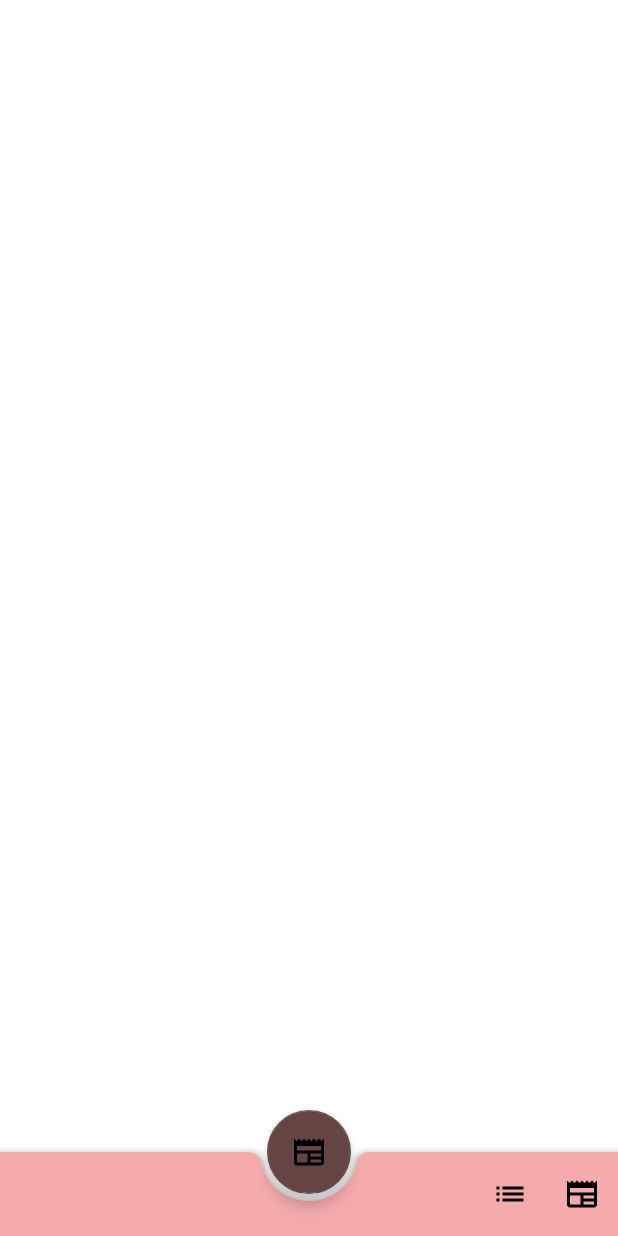
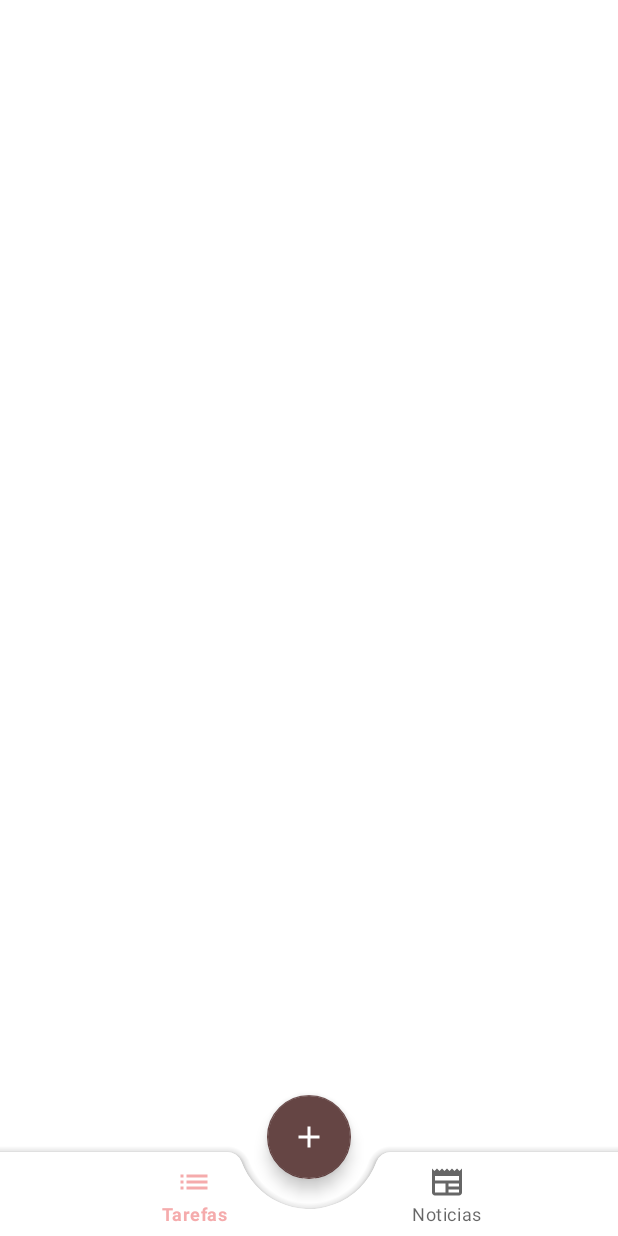
Before and after one commit to Ediberto/.TaskBeats, an Android app: the layout activity_main.xml on its own in the app's theme, with its tools: preview values and no code run, on a phone screen of 412 x 824 dp. Run offline under Robolectric (Android 15) with nearby library versions, the phone set to English and light mode, and no system bars.

Commit message:
App Buttom Bar1.1

```diff
--- a/app/src/main/res/layout/activity_main.xml
+++ b/app/src/main/res/layout/activity_main.xml
@@ -8,15 +8,26 @@
 
     <com.google.android.material.bottomappbar.BottomAppBar
         android:id="@+id/bottomAppBar"
-        style="@style/Widget.MaterialComponents.BottomAppBar.Colored"
         android:layout_width="match_parent"
         android:layout_height="wrap_content"
         android:layout_gravity="bottom"
-        app:menu="@menu/menu_main"/>
+        app:fabCradleRoundedCornerRadius="10dp"
+        app:fabCradleMargin="20dp"
+        app:fabCradleVerticalOffset="10dp" >
+        <com.google.android.material.bottomnavigation.BottomNavigationView
+            android:layout_width="match_parent"
+            android:layout_height="match_parent"
+            app:elevation="0dp"
+            android:background="@android:color/transparent"
+            app:menu="@menu/menu_main"/>
+
+
+    </com.google.android.material.bottomappbar.BottomAppBar>
     <com.google.android.material.floatingactionbutton.FloatingActionButton
         android:layout_width="wrap_content"
         android:layout_height="wrap_content"
         app:layout_anchor="@id/bottomAppBar"
-        app:srcCompat="@drawable/baseline_newspaper_24"/>
+        app:srcCompat="@drawable/baseline_add_24"
+        app:tint="@color/white"/>
 
 </androidx.coordinatorlayout.widget.CoordinatorLayout>
```
Also changed, not shown: app/src/main/AndroidManifest.xml (+14 -3 lines).
